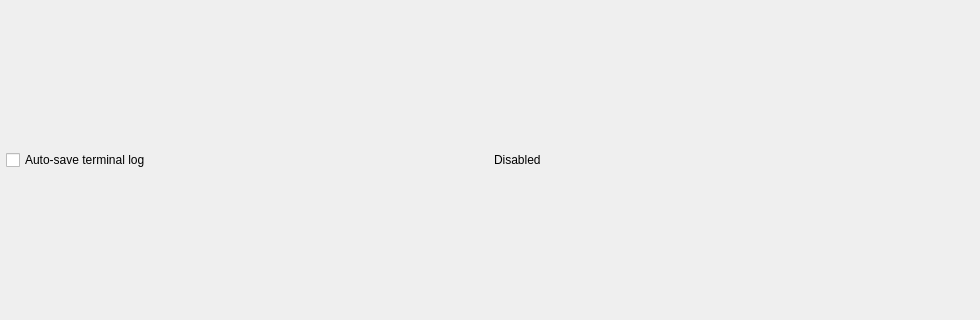
First picture: the form in src/ui/terminal/terminal_window.ui, repository wxalh/airan-desk, before the edit; both pictures show x 0 to 980 and y 150 to 470 of the 980 by 620 pixel window.
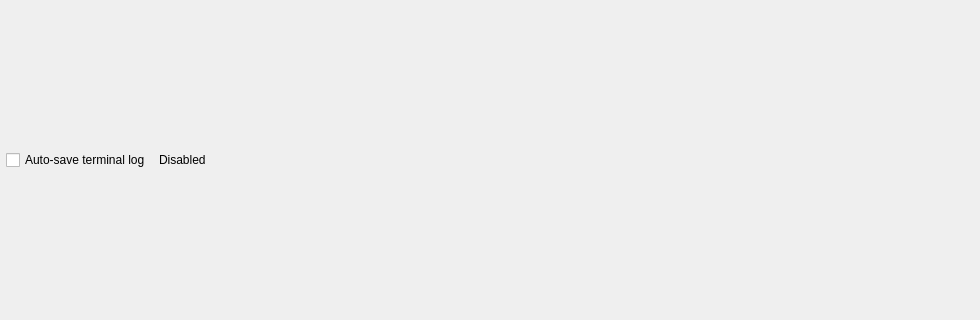
Second picture: the form after the edit.

Diff of the .ui file:
```diff
--- a/src/ui/terminal/terminal_window.ui
+++ b/src/ui/terminal/terminal_window.ui
@@ -28,10 +28,7 @@
    <item>
     <widget class="QWidget" name="terminalToolsWidget">
      <property name="minimumSize">
-      <size><width>0</width><height>24</height></size>
-     </property>
-     <property name="maximumSize">
-      <size><width>16777215</width><height>24</height></size>
+       <size><width>0</width><height>30</height></size>
      </property>
      <layout class="QHBoxLayout" name="toolsLayout">
       <property name="spacing"><number>8</number></property>
@@ -48,6 +45,15 @@
       </item>
       <item>
        <widget class="QLabel" name="autoSaveLogPathLabel">
+        <property name="wordWrap">
+         <bool>true</bool>
+        </property>
+        <property name="sizePolicy">
+         <sizepolicy hsizetype="Expanding" vsizetype="Preferred">
+          <horstretch>1</horstretch>
+          <verstretch>0</verstretch>
+         </sizepolicy>
+        </property>
         <property name="text">
          <string>Disabled</string>
         </property>
```
